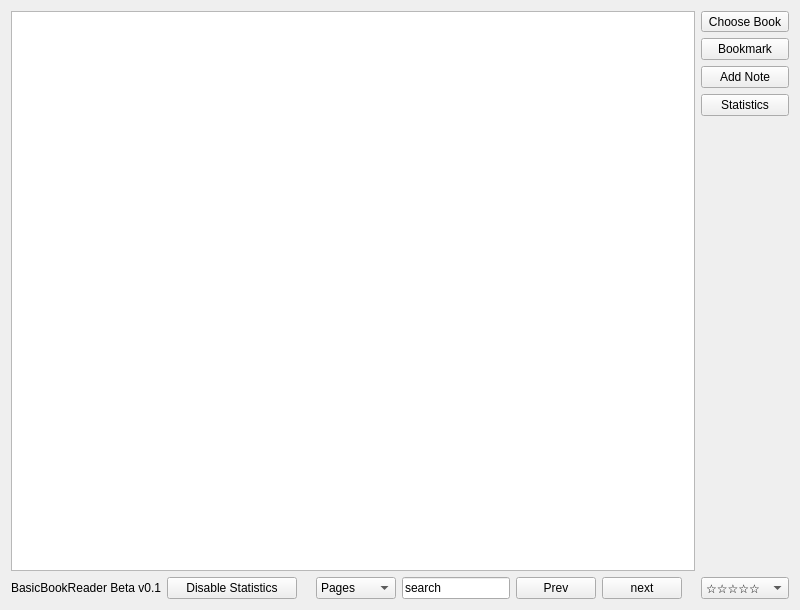
Above: src/basicbookreader.ui from lettergram/basicbookreader before the change. Below: the same form after it.
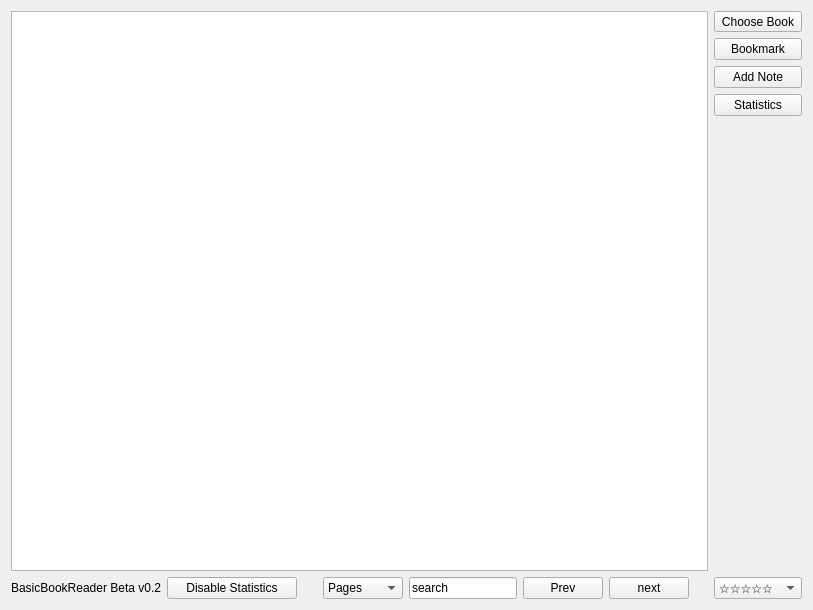
That is the form after the change.

```diff
--- a/src/basicbookreader.ui
+++ b/src/basicbookreader.ui
@@ -6,7 +6,7 @@
    <rect>
     <x>0</x>
     <y>0</y>
-    <width>800</width>
+    <width>813</width>
     <height>610</height>
    </rect>
   </property>
@@ -87,7 +87,7 @@
     <item row="5" column="0" colspan="7">
      <widget class="QLabel" name="label">
       <property name="text">
-       <string>BasicBookReader Beta v0.1</string>
+       <string>BasicBookReader Beta v0.2</string>
       </property>
      </widget>
     </item>
```
